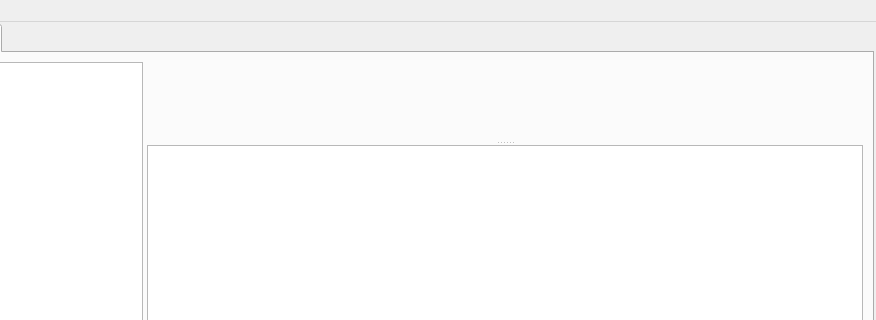
Old version of the form editorWindow.ui in the repository tangorcraft/m3editor-python; both pictures show x 126 to 1002 and y 0 to 320 of the 1002 by 689 pixel window.
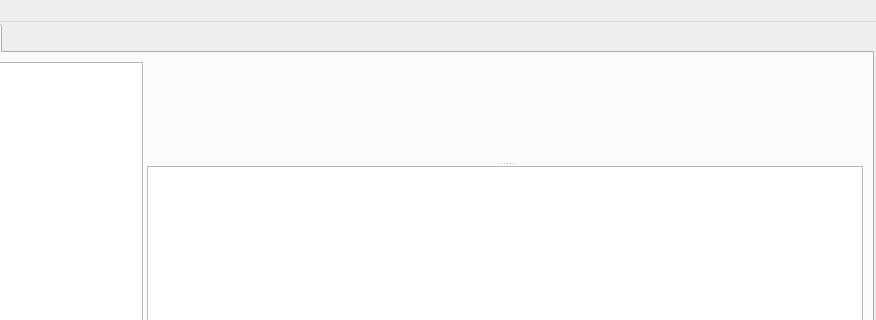
New version of the form.

Commit message: Switching table view to tree view for fields table

The edit to the form file:
```diff
--- a/editorWindow.ui
+++ b/editorWindow.ui
@@ -104,8 +104,27 @@
            <property name="orientation">
             <enum>Qt::Vertical</enum>
            </property>
-           <widget class="QWidget" name="treeFieldTopPanel" native="true"/>
-           <widget class="QTableView" name="fieldsTable">
+           <widget class="QWidget" name="treeFieldTopPanel" native="true">
+            <property name="sizePolicy">
+             <sizepolicy hsizetype="Preferred" vsizetype="Fixed">
+              <horstretch>1</horstretch>
+              <verstretch>2</verstretch>
+             </sizepolicy>
+            </property>
+            <property name="minimumSize">
+             <size>
+              <width>0</width>
+              <height>100</height>
+             </size>
+            </property>
+           </widget>
+           <widget class="QTreeView" name="fieldsTable">
+            <property name="sizePolicy">
+             <sizepolicy hsizetype="Expanding" vsizetype="Expanding">
+              <horstretch>1</horstretch>
+              <verstretch>8</verstretch>
+             </sizepolicy>
+            </property>
             <property name="mouseTracking">
              <bool>true</bool>
             </property>
@@ -118,21 +137,6 @@
             <property name="selectionBehavior">
              <enum>QAbstractItemView::SelectRows</enum>
             </property>
-            <property name="wordWrap">
-             <bool>false</bool>
-            </property>
-            <property name="cornerButtonEnabled">
-             <bool>false</bool>
-            </property>
-            <attribute name="horizontalHeaderDefaultSectionSize">
-             <number>150</number>
-            </attribute>
-            <attribute name="horizontalHeaderStretchLastSection">
-             <bool>true</bool>
-            </attribute>
-            <attribute name="verticalHeaderVisible">
-             <bool>false</bool>
-            </attribute>
            </widget>
           </widget>
          </widget>
```
The commit also changes 2 other files.
